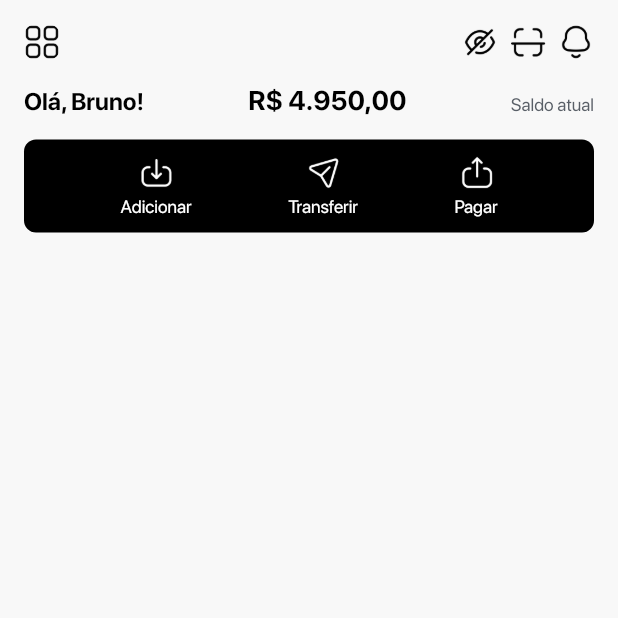
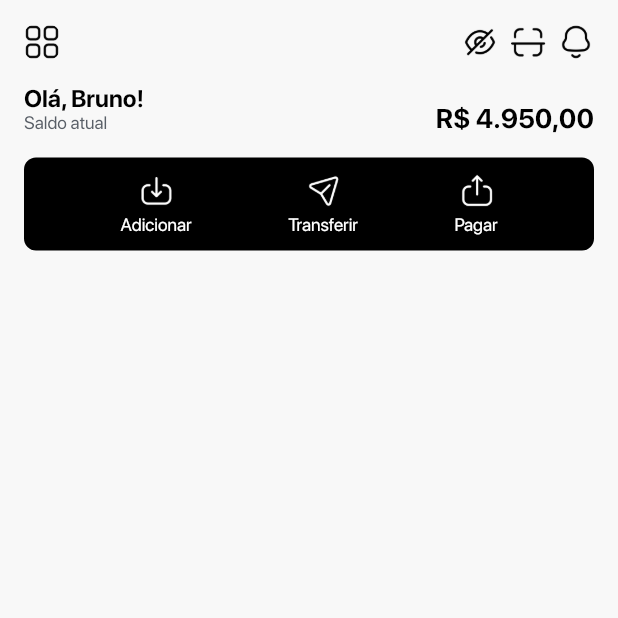
Before and after one commit to brunocrz/finapp, a Flutter app: the screen it shows after launch, on a phone screen of 412 x 824 dp, the top half of it. Run offline on Flutter 3.47's test engine with Material 2 defaults, Android fonts, the phone set to English and light mode, and no system bars; our stand-ins replace auto_size_text, cloud_firestore, firebase_auth, firebase_core, font_awesome_flutter, from_css_color and 9 more; missing offline and left inert: json_path; accounts and stored records are empty; project files that could hold a hidden picture were left out.

Commit message:
Updating to latest FlutterFlow output.

```diff
--- a/lib/pages/home_page/home_page_widget.dart
+++ b/lib/pages/home_page/home_page_widget.dart
@@ -101,6 +101,10 @@ class _HomePageWidgetState extends State<HomePageWidget> {
                       mainAxisAlignment: MainAxisAlignment.spaceBetween,
                       crossAxisAlignment: CrossAxisAlignment.end,
                       children: [
+                        Column(
+                          mainAxisSize: MainAxisSize.max,
+                          crossAxisAlignment: CrossAxisAlignment.start,
+                          children: [
                             Text(
                               'Olá, Bruno!',
                               style: TextStyle(
@@ -111,20 +115,22 @@ class _HomePageWidgetState extends State<HomePageWidget> {
                               ),
                             ),
                             Text(
+                              'Saldo atual',
+                              style: TextStyle(
+                                fontFamily: 'SF Pro Display',
+                                color: Color(0xFF595F67),
+                                fontSize: 12.0,
+                              ),
+                            ),
+                          ],
+                        ),
+                        Text(
                           'R\$ 4.950,00',
                           style: TextStyle(
                             fontFamily: 'SF Pro Display',
                             color: Colors.black,
                             fontWeight: FontWeight.bold,
                             fontSize: 18.0,
-                          ),
-                        ),
-                        Text(
-                          'Saldo atual',
-                          style: TextStyle(
-                            fontFamily: 'SF Pro Display',
-                            color: Color(0xFF595F67),
-                            fontSize: 12.0,
                           ),
                         ),
                       ],
```
Lines whose indentation alone changed are shown as unchanged.
